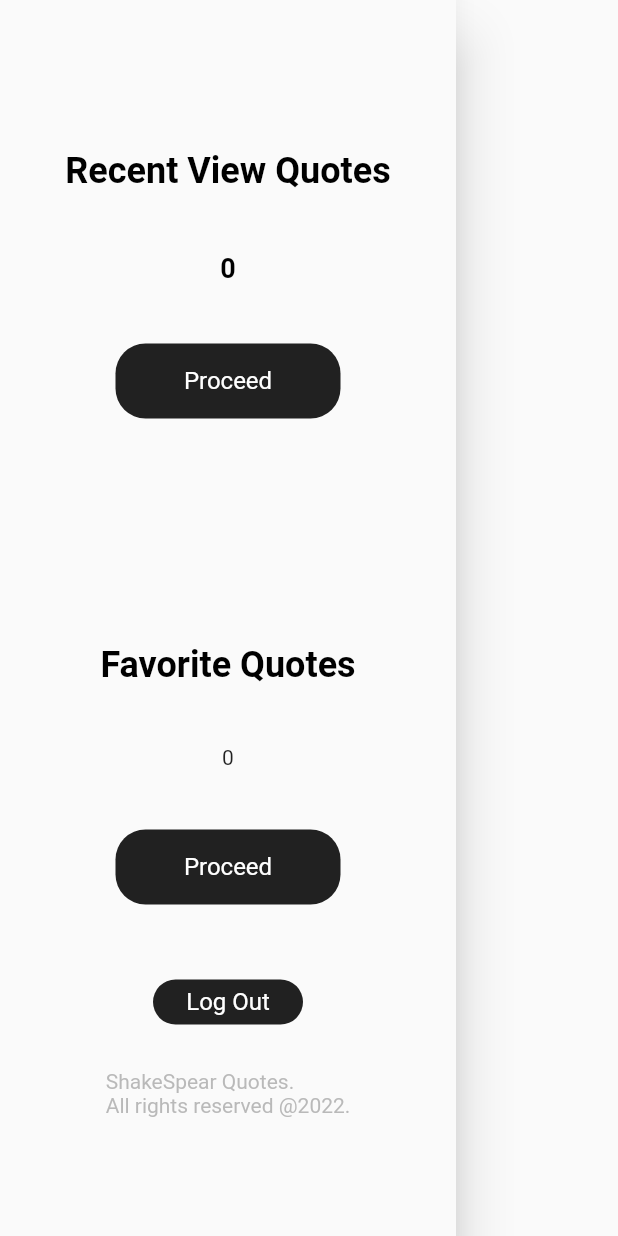
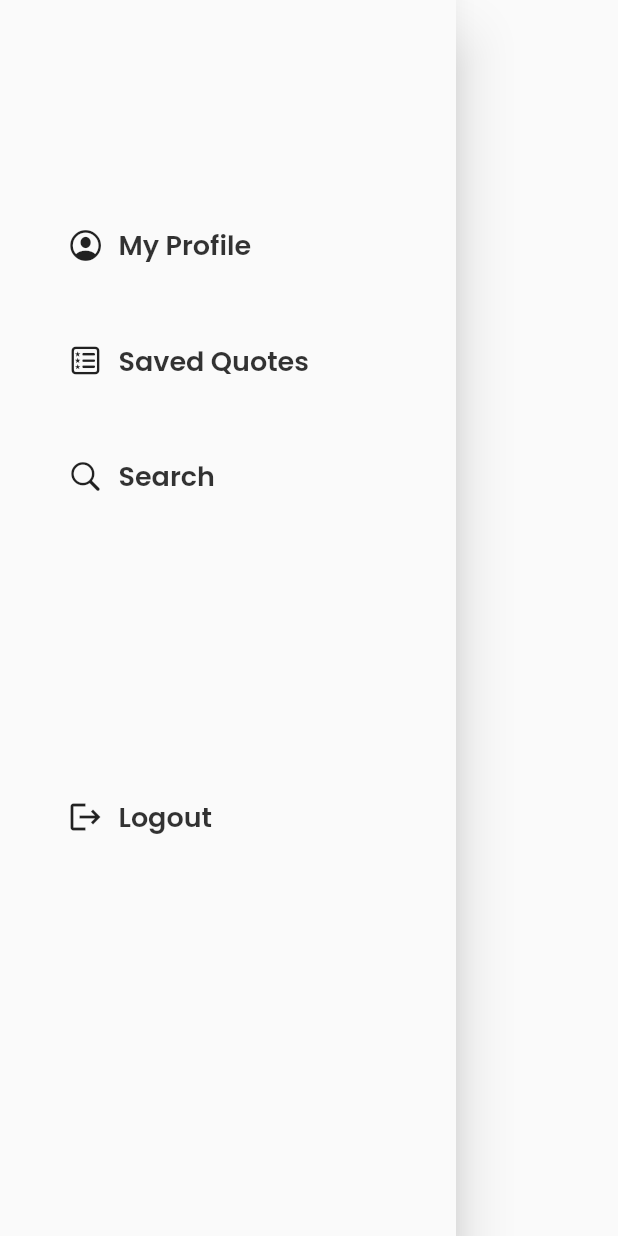
Before and after one commit to rehanhamayun/poetry_app_comprehensive, a Flutter app: the MyDrawer widget shown alone on an empty page, opened directly, on a phone screen of 412 x 824 dp. Run offline on Flutter 3.47's test engine with Material 2 defaults, Android fonts, the phone set to English and light mode, and no system bars; our stand-ins replace firebase_auth, firebase_core, google_fonts, sizer; accounts and stored records are empty; network calls fail.

Commit message:
ui update

```diff
--- a/lib/View/drawer.dart
+++ b/lib/View/drawer.dart
@@ -1,6 +1,9 @@
+import 'package:flutter/cupertino.dart';
 import 'package:flutter/material.dart';
+import 'package:google_fonts/google_fonts.dart';
 import 'package:provider/provider.dart';
 import 'package:shakespear_app/Login_routes/auth_services.dart';
+import 'package:shakespear_app/Login_routes/login.dart';
 import 'package:shakespear_app/Provider_Controllers/favorite_quote_provider.dart';
 import 'package:shakespear_app/Provider_Controllers/provider_saver.dart';
 import 'package:shakespear_app/View/extras.dart';
@@ -15,123 +18,100 @@ class MyDrawer extends StatelessWidget {
     final lister = Provider.of<ShowLines>(context);
     final adder = Provider.of<FavoriteQuoteSaver>(context);
     final authService = Provider.of<AuthService>(context);
-    bool _changer = false;
+
     return Drawer(
+      child: Padding(
+        padding: const EdgeInsets.fromLTRB(45,150,45,0),
         child: Column(
           mainAxisAlignment: MainAxisAlignment.start,
           children: [
-          SizedBox(
-            height: 100,
-          ),
-          Text(
-            "Recent View Quotes",
-            style: textHead,
-          ),
-          SizedBox(
-            height: 40,
-          ),
-          Text(
-            lister.savedLines.length.toString(),
-            style: textHeadQ,
-          ),
-          SizedBox(
-            height: 40,
-          ),
-          GestureDetector(
-            onTap: () {
-              Navigator.push(context,
-                  MaterialPageRoute(builder: (context) => RecentQuotes()));
-            },
-            child: Container(
-              height: 50,
-              width: 150,
-              decoration: BoxDecoration(
-                color: Colors.black87,
-                borderRadius: BorderRadius.circular(20),
-              ),
-              child: Center(
-                child: Text(
-                  "Proceed",
-                  style: TextStyle(
-                    color: Colors.white,
-                    fontSize: 16,
+            Row(
+              //mainAxisAlignment: MainAxisAlignment.start,
+              children: [
+                Icon(CupertinoIcons.profile_circled, ),
+                SizedBox(width: 10,),
+
+                Text("My Profile", style: GoogleFonts.poppins(
+                  color: Colors.black.withOpacity(0.8),
+                  fontSize: 18,
+                  fontWeight: FontWeight.w600,
                 ),
                  ),
+
+                //
+
+              ],
+            ),
+
+            SizedBox(height: 50,),
+
+
+
+            GestureDetector(
+              onTap: (){
+               Navigator.push(context, MaterialPageRoute(builder: (context)=> FavoriteQuotes()));
+              },
+              child: Row(
+                // mainAxisAlignment: MainAxisAlignment.start,
+                children: [
+                  Icon(CupertinoIcons.square_favorites, ),
+                  SizedBox(width: 10,),
+
+                  Text("Saved Quotes", style: GoogleFonts.poppins(
+                    color: Colors.black.withOpacity(0.8),
+                    fontSize: 18,
+                    fontWeight: FontWeight.w600,
+                  ), ),
+
+                  //
+
+                ],
               ),
             ),
+
+
+            SizedBox(height: 50,),
+
+
+            Row(
+              //mainAxisAlignment: MainAxisAlignment.start,
+              children: [
+                Icon(CupertinoIcons.search, ),
+                SizedBox(width: 10,),
+
+                Text("Search", style: GoogleFonts.poppins(
+                  color: Colors.black.withOpacity(0.8),
+                  fontSize: 18,
+                  fontWeight: FontWeight.w600,
+                ), ),
+
+                //
+
+              ],
             ),
-          SizedBox(
-            height: 150,
-          ),
-          Text(
-            "Favorite Quotes",
-            style: textHead,
-          ),
-          SizedBox(
-            height: 40,
-          ),
-          Text(adder.favoriteQuote.length.toString()),
-          SizedBox(
-            height: 40,
-          ),
+
+            SizedBox(height: 200,),
+
             GestureDetector(
-            onTap: () {
-                Navigator.push(context,
-                  MaterialPageRoute(builder: (context) => FavoriteQuotes()));
+              onTap: (){
+                authService.signOut();
+                Navigator.push(context, MaterialPageRoute(builder: (context)=> Login()));
               },
-            child: Container(
-              height: 50,
-              width: 150,
-              decoration: BoxDecoration(
-                color: Colors.black87,
-                borderRadius: BorderRadius.circular(20),
-              ),
-              child: Center(
-                child: Text(
-                  "Proceed",
-                  style: TextStyle(
-                    color: Colors.white,
-                    fontSize: 16,
+              child: Row(
+                children: [
+                  Icon(Icons.logout),
+                  SizedBox(width: 10,),
+                  Text("Logout",  style: GoogleFonts.poppins(
+                    color: Colors.black.withOpacity(0.8),
+                    fontSize: 18,
+                    fontWeight: FontWeight.w600,
+                  ),),
+                ],
               ),
             ),
+
+          ],
         ),
-            ),
-          ),
-          SizedBox(
-            height: 50,
-          ),
-          GestureDetector(
-            onTap: () {
-              authService.signOut();
-
-            },
-            child: Container(
-              height: 30,
-              width: 100,
-              decoration: BoxDecoration(
-                color: Colors.black87,
-                borderRadius: BorderRadius.circular(20),
-              ),
-              child: Center(
-                child: Text(
-                  "Log Out",
-                  style: TextStyle(
-                    color: Colors.white,
-                    fontSize: 16,
-                  ),
-                ),
-              ),
-            ),
-          ),
-          SizedBox(height: 30,),
-          Text(
-            "ShakeSpear Quotes.\nAll rights reserved @2022.",
-            style: TextStyle(
-                color: Colors.grey.withOpacity(0.7),
-                fontSize: 14,
-                fontWeight: FontWeight.w400),
-          )
-        ],
       ),
     );
   }
--- a/lib/View/favorite_quotes.dart
+++ b/lib/View/favorite_quotes.dart
@@ -13,7 +13,7 @@ class FavoriteQuotes extends StatelessWidget {
     return Scaffold(
       appBar: AppBar(
         backgroundColor: Colors.black87,
-        title: Text("Recent Quotes"),
+        title: Text("Saved Quotes"),
       ),
       body: Column(
         mainAxisAlignment: MainAxisAlignment.center,
--- a/lib/main.dart
+++ b/lib/main.dart
@@ -9,6 +9,7 @@ import 'package:shakespear_app/Login_routes/wrapper.dart';
 import 'package:shakespear_app/Provider_Controllers/favorite_quote_provider.dart';
 import 'package:shakespear_app/Provider_Controllers/provider_saver.dart';
 import 'package:shakespear_app/Provider_Controllers/recent_quotes_provider.dart';
+import 'package:sizer/sizer.dart';
 
 void main() async {
   WidgetsFlutterBinding.ensureInitialized();
@@ -30,6 +31,8 @@ class MyApp extends StatelessWidget {
           Provider(create: (_) => AuthService()),
         ],
         child: Builder(builder: (BuildContext context) {
+          return Sizer(
+            builder: (context, orientation, deviceType) {
               return MaterialApp(
                 debugShowCheckedModeBanner: false,
                 title: 'Flutter Demo',
@@ -52,6 +55,8 @@ class MyApp extends StatelessWidget {
                   '/register': (context) => Register(),
                 },
               );
+            },
+          );
         }));
   }
 }
--- a/pubspec.yaml
+++ b/pubspec.yaml
@@ -39,6 +39,8 @@ dependencies:
   firebase_core: ^1.19.2
   firebase_auth: ^3.4.2
   flutter_launcher_icons: ^0.9.3
+  sizer: ^2.0.15
+  google_fonts: ^3.0.1
 
 flutter_icons:
   image_path: "icon/icon.png"
@@ -68,8 +70,8 @@ flutter:
   uses-material-design: true
 
   # To add assets to your application, add an assets section, like this:
-  # assets:
-  #   - images/a_dot_burr.jpeg
+  assets:
+    - assets/images/shake.png
   #   - images/a_dot_ham.jpeg
 
   # An image asset can refer to one or more resolution-specific "variants", see
```
Also changed, not shown: lib/Login_routes/login.dart (+26 -10 lines), lib/View/home_page.dart (+68 -27 lines), lib/configs/configs.dart (added, +17 -0 lines), assets/images/shake.png (added), pubspec.lock, 12 other files. Lines whose indentation alone changed are shown as unchanged.
